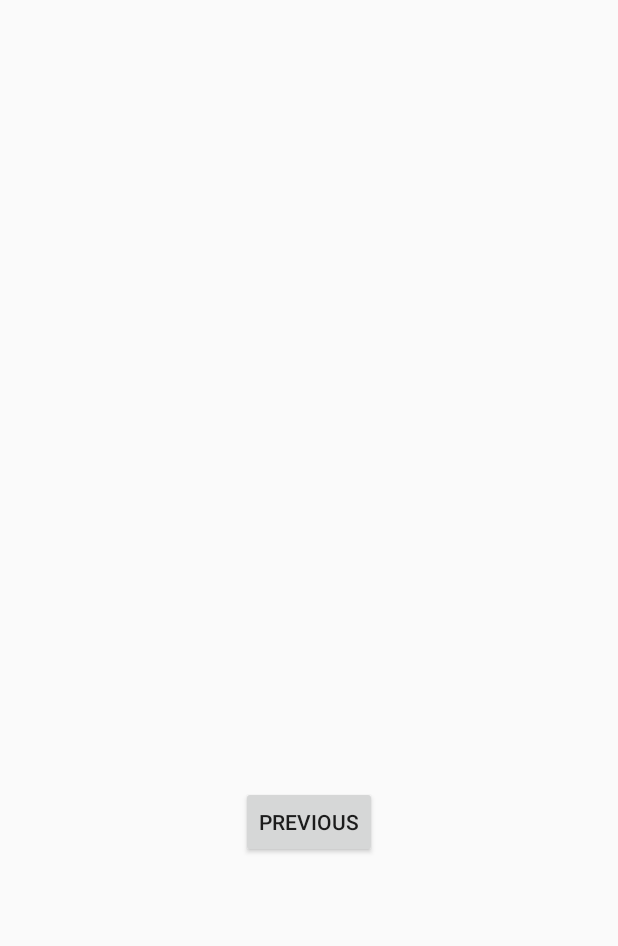
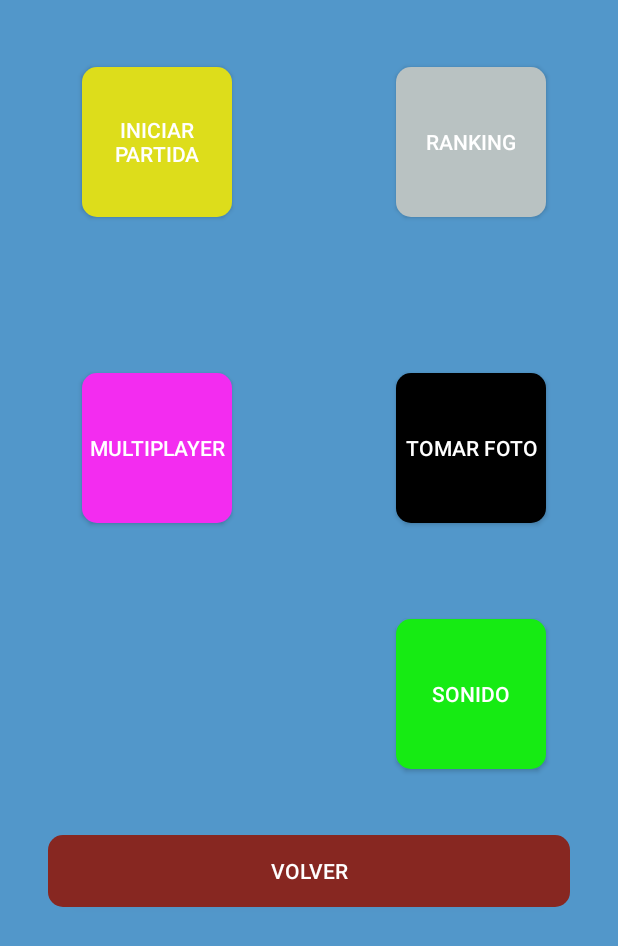
Before and after one commit to ygarciai/DrudisPuzzle, an Android app: the layout fragment_second.xml on its own in the app's theme, with its tools: preview values and no code run, on a phone screen of 412 x 824 dp. Shown: the top 946 px of the screen. Run offline under Robolectric (Android 15) with nearby library versions, the phone set to English and light mode, and no system bars.

Commit message:
10/10/2020

```diff
--- a/app/src/main/AndroidManifest.xml
+++ b/app/src/main/AndroidManifest.xml
@@ -6,9 +6,9 @@
         android:allowBackup="true"
         android:icon="@mipmap/ic_launcher"
         android:label="@string/app_name"
-        android:roundIcon="@mipmap/ic_launcher_round"
+        android:roundIcon="@mipmap/ic_druida"
         android:supportsRtl="true"
-        android:theme="@style/AppTheme">
+        android:theme="@style/Theme.AppCompat.NoActionBar">
         <activity
             android:name=".MainActivity"
             android:label="@string/app_name"
--- /dev/null
+++ b/app/src/main/res/drawable/button_rounded.xml
@@ -0,0 +1,5 @@
+<?xml version="1.0" encoding="utf-8"?>
+<shape xmlns:android="http://schemas.android.com/apk/res/android">
+   <corners android:radius="10dp"/>
+    <solid android:color="@color/colorPrimary"/>
+</shape>
--- a/app/src/main/res/layout/fragment_second.xml
+++ b/app/src/main/res/layout/fragment_second.xml
@@ -4,24 +4,101 @@
     xmlns:tools="http://schemas.android.com/tools"
     android:layout_width="match_parent"
     android:layout_height="match_parent"
+    android:background="#5297CA"
     tools:context=".SecondFragment">
 
     <TextView
         android:id="@+id/textview_second"
         android:layout_width="wrap_content"
         android:layout_height="wrap_content"
-        app:layout_constraintBottom_toTopOf="@id/button_second"
         app:layout_constraintEnd_toEndOf="parent"
         app:layout_constraintStart_toStartOf="parent"
         app:layout_constraintTop_toTopOf="parent" />
 
     <Button
-        android:id="@+id/button_second"
-        android:layout_width="wrap_content"
+        android:id="@+id/button"
+        android:layout_width="100dp"
+        android:layout_height="100dp"
+        android:layout_marginTop="25dp"
+        android:layout_marginEnd="76dp"
+        android:layout_marginRight="80dp"
+        android:background="@drawable/button_rounded"
+        android:backgroundTint="#DDDD1B"
+        android:text="Iniciar Partida"
+        app:layout_constraintEnd_toStartOf="@+id/button2"
+        app:layout_constraintHorizontal_bias="0.62"
+        app:layout_constraintStart_toStartOf="parent"
+        app:layout_constraintTop_toBottomOf="@+id/textview_second" />
+
+    <Button
+        android:id="@+id/button2"
+        android:layout_width="100dp"
+        android:layout_height="100dp"
+        android:layout_marginTop="25dp"
+        android:layout_marginEnd="48dp"
+        android:layout_marginRight="48dp"
+        android:background="@drawable/button_rounded"
+        android:backgroundTint="#B9C2C2"
+        android:text="Ranking"
+        app:layout_constraintEnd_toEndOf="parent"
+        app:layout_constraintTop_toBottomOf="@+id/textview_second" />
+
+    <Button
+        android:id="@+id/button3"
+        android:layout_width="100dp"
+        android:layout_height="100dp"
+        android:layout_marginTop="104dp"
+        android:layout_marginEnd="80dp"
+        android:layout_marginRight="80dp"
+        android:background="@drawable/button_rounded"
+        android:backgroundTint="#F32CF0"
+        android:text="Multiplayer"
+        app:layout_constraintEnd_toStartOf="@+id/button4"
+        app:layout_constraintHorizontal_bias="0.65"
+        app:layout_constraintStart_toStartOf="parent"
+        app:layout_constraintTop_toBottomOf="@+id/button" />
+
+    <Button
+        android:id="@+id/button4"
+        android:layout_width="100dp"
+        android:layout_height="100dp"
+        android:layout_marginTop="104dp"
+        android:layout_marginEnd="48dp"
+        android:layout_marginRight="48dp"
+        android:background="@drawable/button_rounded"
+        android:backgroundTint="#000000"
+        android:text="Tomar Foto"
+        app:layout_constraintEnd_toEndOf="parent"
+        app:layout_constraintTop_toBottomOf="@+id/button2" />
+
+    <Button
+        android:id="@+id/button5"
+        android:layout_width="100dp"
+        android:layout_height="100dp"
+        android:layout_marginTop="64dp"
+        android:layout_marginEnd="48dp"
+        android:layout_marginRight="48dp"
+        android:background="@drawable/button_rounded"
+        android:backgroundTint="#16EB13"
+        android:text="Sonido"
+        app:layout_constraintEnd_toEndOf="parent"
+        app:layout_constraintTop_toBottomOf="@+id/button4" />
+
+    <Button
+        android:id="@+id/button6"
+        android:layout_width="match_parent"
         android:layout_height="wrap_content"
-        android:text="@string/previous"
-        app:layout_constraintBottom_toBottomOf="parent"
+        android:layout_marginStart="32dp"
+        android:layout_marginLeft="32dp"
+        android:layout_marginTop="44dp"
+        android:layout_marginEnd="32dp"
+        android:layout_marginRight="32dp"
+        android:background="@drawable/button_rounded"
+        android:backgroundTint="#872721"
+        android:text="Volver"
         app:layout_constraintEnd_toEndOf="parent"
+        app:layout_constraintHorizontal_bias="0.0"
         app:layout_constraintStart_toStartOf="parent"
-        app:layout_constraintTop_toBottomOf="@id/textview_second" />
+        app:layout_constraintTop_toBottomOf="@+id/button5" />
+
 </androidx.constraintlayout.widget.ConstraintLayout>
```
Also changed, not shown: app/src/main/res/layout/fragment_first.xml (+24 -14 lines), app/src/main/res/drawable/logodruida.png (added), 266 other files.
